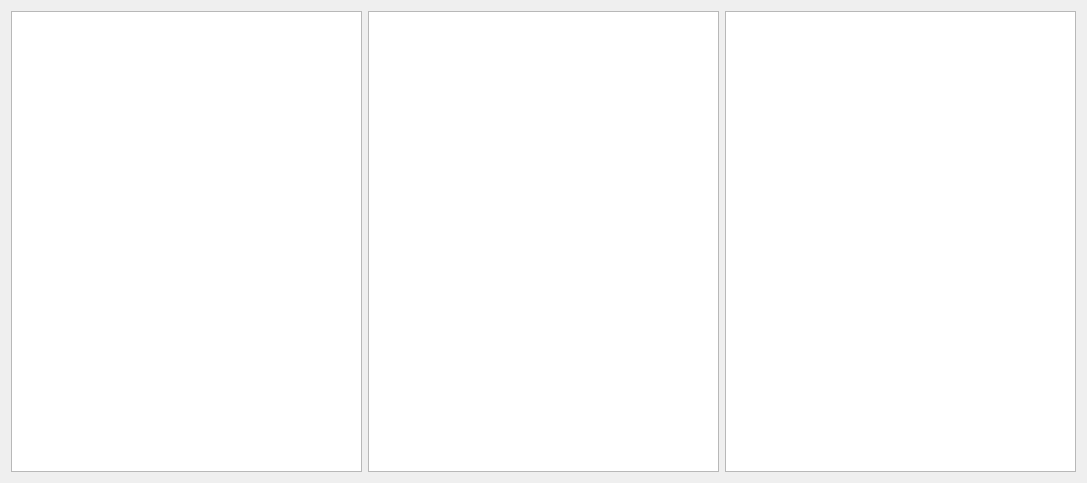
Before: the Qt Designer form customModelReadOnly/widget.ui in ThePowerfulProgrammer/CPPQtDevelopment, drawn with Qt 5.
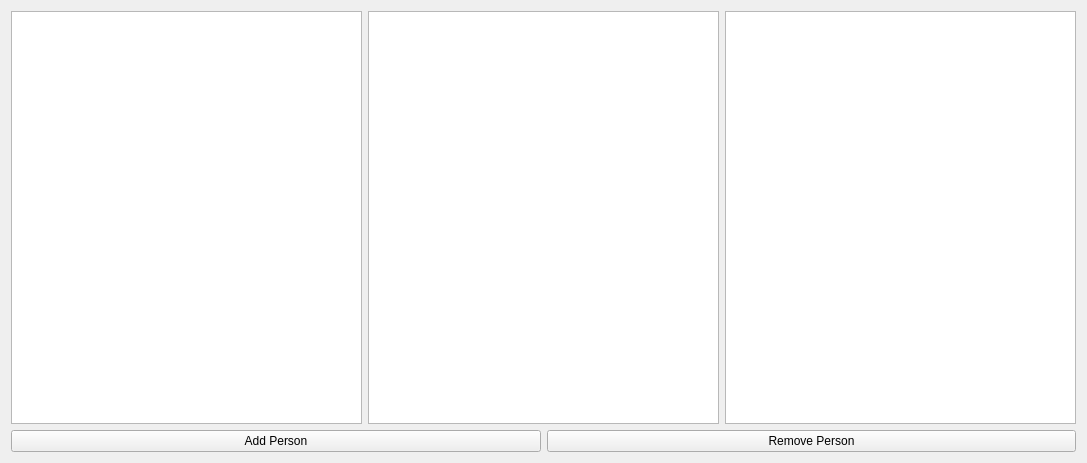
After: the same form once the commit is applied.

The edit to the form file:
```diff
--- a/customModelReadOnly/widget.ui
+++ b/customModelReadOnly/widget.ui
@@ -7,12 +7,14 @@
     <x>0</x>
     <y>0</y>
     <width>1087</width>
-    <height>483</height>
+    <height>463</height>
    </rect>
   </property>
   <property name="windowTitle">
    <string>Widget</string>
   </property>
+  <layout class="QVBoxLayout" name="verticalLayout">
+   <item>
   <layout class="QHBoxLayout" name="horizontalLayout">
    <item>
     <widget class="QListView" name="listView"/>
@@ -22,6 +24,26 @@
    </item>
    <item>
     <widget class="QTreeView" name="treeView"/>
+     </item>
+    </layout>
+   </item>
+   <item>
+    <layout class="QHBoxLayout" name="horizontalLayout_2">
+     <item>
+      <widget class="QPushButton" name="pushButton">
+       <property name="text">
+        <string>Add Person</string>
+       </property>
+      </widget>
+     </item>
+     <item>
+      <widget class="QPushButton" name="pushButton_2">
+       <property name="text">
+        <string>Remove Person</string>
+       </property>
+      </widget>
+     </item>
+    </layout>
    </item>
   </layout>
  </widget>
```
Lines whose indentation alone changed are shown as unchanged.
